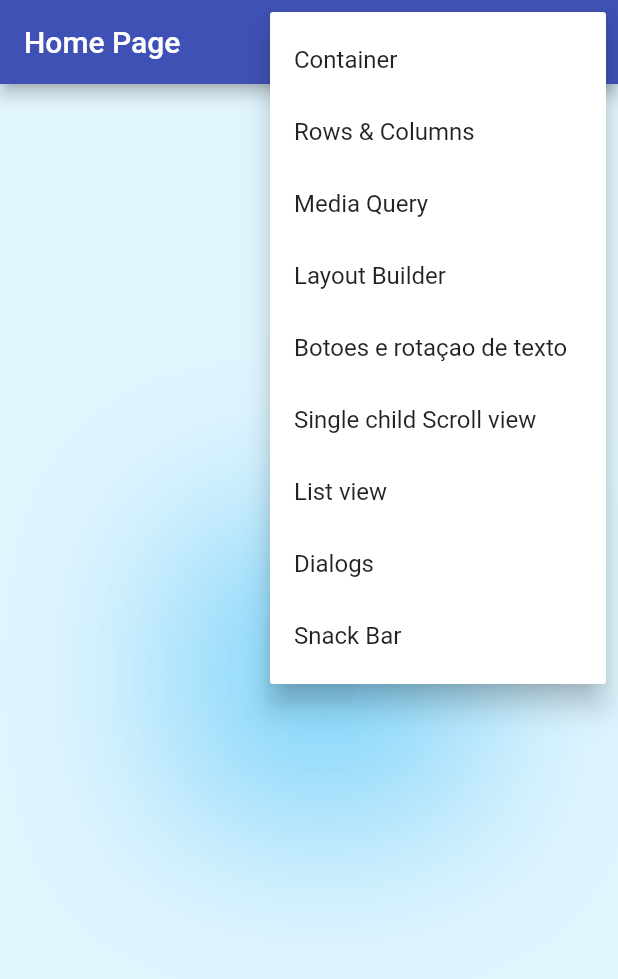
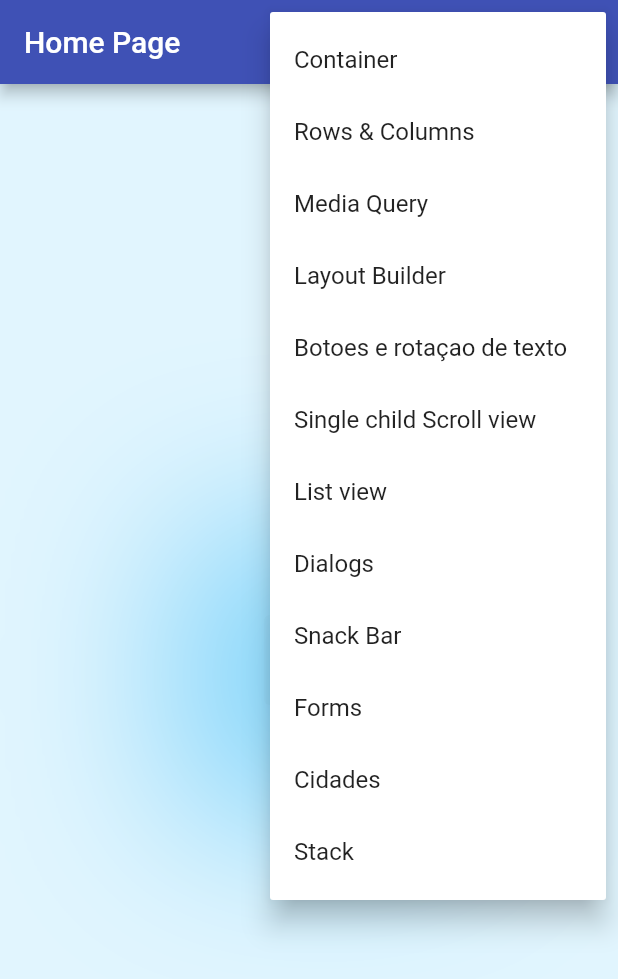
Before and after one commit to manuelzzz/flutter-first-project, a Flutter app: the screen it shows after launch, after a tap on the "arrow drop down" icon, on a phone screen of 412 x 824 dp. Shown: the top 979 px of the screen. Run offline on Flutter 3.47's test engine with Material 2 defaults, Android fonts, the phone set to English and light mode, and no system bars; our stand-ins replace device_preview.

Commit message:
main, homePage and pubspec modifications for other pages support

```diff
--- a/lib/main.dart
+++ b/lib/main.dart
@@ -1,8 +1,10 @@
 import 'package:device_preview/device_preview.dart';
 import 'package:flutter/material.dart';
 import 'package:flutter_first_project/pages/botoes_rotacao_texto/botoes_rotacao_texto_page.dart';
+import 'package:flutter_first_project/pages/cidades/cidades_page.dart';
 import 'package:flutter_first_project/pages/container/container_page.dart';
 import 'package:flutter_first_project/pages/dialogs/dialogs_page.dart';
+import 'package:flutter_first_project/pages/forms/forms_page.dart';
 import 'package:flutter_first_project/pages/home/home_page.dart';
 import 'package:flutter_first_project/pages/layout_builder/layout_builder_page.dart';
 import 'package:flutter_first_project/pages/rows_columns/rows_columns_page.dart';
@@ -10,6 +12,7 @@ import 'package:flutter_first_project/pages/media_query/media_query_page.dart';
 import 'package:flutter_first_project/pages/scrolls/listview_page.dart';
 import 'package:flutter_first_project/pages/scrolls/singlechildscrollview_page.dart';
 import 'package:flutter_first_project/pages/snack_bar/snack_bar_page.dart';
+import 'package:flutter_first_project/pages/stack/stack_page.dart';
 
 void main() {
   runApp(
@@ -27,7 +30,7 @@ class MyApp extends StatelessWidget {
   Widget build(BuildContext context) {
     return MaterialApp(
       theme: ThemeData(
-        primaryColor: Colors.indigo[200],
+        // primaryColor: Colors.indigo[100],
         primarySwatch: Colors.indigo,
         primaryColorLight: Colors.indigo[200],
         primaryColorDark: Colors.black54,
@@ -55,6 +58,9 @@ class MyApp extends StatelessWidget {
         '/scrolls/list_view': (_) => ListviewPage(),
         '/dialogs': (_) => DialogsPage(),
         '/snack_bar': (_) => SnackBarPage(),
+        '/forms': (_) => FormsPage(),
+        '/cidades': (_) => CidadesPage(),
+        '/stack': (_) => StackPage(),
       },
     );
   }
--- a/lib/pages/home/home_page.dart
+++ b/lib/pages/home/home_page.dart
@@ -10,6 +10,9 @@ enum PopupMenuPages {
   listView,
   dialogs,
   snackBar,
+  forms,
+  cidades,
+  stack,
 }
 
 class HomePage extends StatelessWidget {
@@ -60,6 +63,15 @@ class HomePage extends StatelessWidget {
                 case PopupMenuPages.snackBar:
                   Navigator.of(context).pushNamed('/snack_bar');
                   break;
+                case PopupMenuPages.forms:
+                  Navigator.of(context).pushNamed('/forms');
+                  break;
+                case PopupMenuPages.cidades:
+                  Navigator.of(context).pushNamed('/cidades');
+                  break;
+                case PopupMenuPages.stack:
+                  Navigator.of(context).pushNamed('/stack');
+                  break;
               }
             },
             itemBuilder: (BuildContext context) {
@@ -99,6 +111,18 @@ class HomePage extends StatelessWidget {
                 PopupMenuItem<PopupMenuPages>(
                   value: PopupMenuPages.snackBar,
                   child: Text('Snack Bar'),
+                ),
+                PopupMenuItem<PopupMenuPages>(
+                  value: PopupMenuPages.forms,
+                  child: Text('Forms'),
+                ),
+                PopupMenuItem<PopupMenuPages>(
+                  value: PopupMenuPages.cidades,
+                  child: Text('Cidades'),
+                ),
+                PopupMenuItem<PopupMenuPages>(
+                  value: PopupMenuPages.stack,
+                  child: Text('Stack'),
                 ),
               ];
             },
--- a/pubspec.yaml
+++ b/pubspec.yaml
@@ -60,7 +60,8 @@ flutter:
   uses-material-design: true
 
   # To add assets to your application, add an assets section, like this:
-  # assets:
+  assets:
+    - assets/cidades.json
   #   - images/a_dot_burr.jpeg
   #   - images/a_dot_ham.jpeg
 
```
